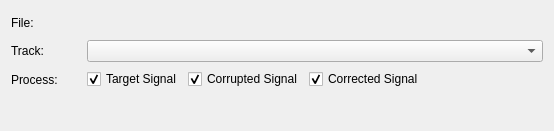
Old version of the form code/interface/vicomposedwidgets/forms/viprojectloader.ui in the repository visore/Visore.
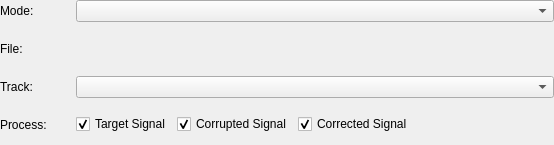
New version of the form. Custom widgets are drawn as their Qt base class.

What changed in the file:
```diff
--- a/code/interface/vicomposedwidgets/forms/viprojectloader.ui
+++ b/code/interface/vicomposedwidgets/forms/viprojectloader.ui
@@ -7,7 +7,7 @@
     <x>0</x>
     <y>0</y>
     <width>554</width>
-    <height>131</height>
+    <height>145</height>
    </rect>
   </property>
   <property name="sizePolicy">
@@ -29,32 +29,19 @@
    <string/>
   </property>
   <layout class="QGridLayout" name="gridLayout">
+   <property name="leftMargin">
+    <number>0</number>
+   </property>
+   <property name="topMargin">
+    <number>0</number>
+   </property>
+   <property name="rightMargin">
+    <number>0</number>
+   </property>
+   <property name="bottomMargin">
+    <number>0</number>
+   </property>
    <item row="2" column="0">
-    <widget class="QLabel" name="processLabel">
-     <property name="minimumSize">
-      <size>
-       <width>70</width>
-       <height>0</height>
-      </size>
-     </property>
-     <property name="maximumSize">
-      <size>
-       <width>70</width>
-       <height>16777215</height>
-      </size>
-     </property>
-     <property name="text">
-      <string>Process:</string>
-     </property>
-    </widget>
-   </item>
-   <item row="1" column="1" colspan="2">
-    <widget class="QComboBox" name="tracksComboBox"/>
-   </item>
-   <item row="0" column="1" colspan="2">
-    <widget class="ViFileBrowser" name="fileBrowser" native="true"/>
-   </item>
-   <item row="1" column="0">
     <widget class="QLabel" name="tracksLabel">
      <property name="minimumSize">
       <size>
@@ -73,51 +60,29 @@
      </property>
     </widget>
    </item>
-   <item row="0" column="0">
-    <widget class="QLabel" name="label">
-     <property name="minimumSize">
-      <size>
-       <width>70</width>
-       <height>0</height>
-      </size>
+   <item row="0" column="1" colspan="2">
+    <widget class="QComboBox" name="modeComboBox">
+     <property name="currentIndex">
+      <number>-1</number>
      </property>
-     <property name="maximumSize">
-      <size>
-       <width>70</width>
-       <height>16777215</height>
-      </size>
-     </property>
-     <property name="text">
-      <string>File:</string>
-     </property>
-    </widget>
-   </item>
-   <item row="3" column="0" colspan="3">
-    <widget class="QWidget" name="widget_2" native="true">
-     <layout class="QGridLayout" name="gridLayout_3">
-      <property name="margin">
-       <number>0</number>
+     <item>
+      <property name="text">
+       <string>Multiple Projects</string>
       </property>
-      <item row="0" column="0">
-       <spacer name="horizontalSpacer_2">
-        <property name="orientation">
-         <enum>Qt::Horizontal</enum>
-        </property>
-        <property name="sizeHint" stdset="0">
-         <size>
-          <width>40</width>
-          <height>0</height>
-         </size>
-        </property>
-       </spacer>
-      </item>
-      <item row="0" column="1">
-       <widget class="ViButton" name="button" native="true"/>
-      </item>
-     </layout>
+     </item>
+     <item>
+      <property name="text">
+       <string>Single Project</string>
+      </property>
+     </item>
+     <item>
+      <property name="text">
+       <string>Single Track</string>
+      </property>
+     </item>
     </widget>
    </item>
-   <item row="2" column="1" colspan="2">
+   <item row="3" column="1" colspan="2">
     <widget class="QWidget" name="widget" native="true">
      <layout class="QGridLayout" name="gridLayout_2">
       <property name="margin">
@@ -169,15 +134,60 @@
      </layout>
     </widget>
    </item>
+   <item row="3" column="0">
+    <widget class="QLabel" name="processLabel">
+     <property name="minimumSize">
+      <size>
+       <width>70</width>
+       <height>0</height>
+      </size>
+     </property>
+     <property name="maximumSize">
+      <size>
+       <width>70</width>
+       <height>16777215</height>
+      </size>
+     </property>
+     <property name="text">
+      <string>Process:</string>
+     </property>
+    </widget>
+   </item>
+   <item row="1" column="0">
+    <widget class="QLabel" name="fileLabel">
+     <property name="minimumSize">
+      <size>
+       <width>70</width>
+       <height>0</height>
+      </size>
+     </property>
+     <property name="maximumSize">
+      <size>
+       <width>70</width>
+       <height>16777215</height>
+      </size>
+     </property>
+     <property name="text">
+      <string>File:</string>
+     </property>
+    </widget>
+   </item>
+   <item row="1" column="1" colspan="2">
+    <widget class="ViFileBrowser" name="fileBrowser" native="true"/>
+   </item>
+   <item row="0" column="0">
+    <widget class="QLabel" name="modeLabel">
+     <property name="text">
+      <string>Mode:</string>
+     </property>
+    </widget>
+   </item>
+   <item row="2" column="1" colspan="2">
+    <widget class="QComboBox" name="tracksComboBox"/>
+   </item>
   </layout>
  </widget>
  <customwidgets>
-  <customwidget>
-   <class>ViButton</class>
-   <extends>QWidget</extends>
-   <header>vibutton.h</header>
-   <container>1</container>
-  </customwidget>
   <customwidget>
    <class>ViFileBrowser</class>
    <extends>QWidget</extends>
```
Left out of the diff: 11 changed lines with no effect on the pictures.
